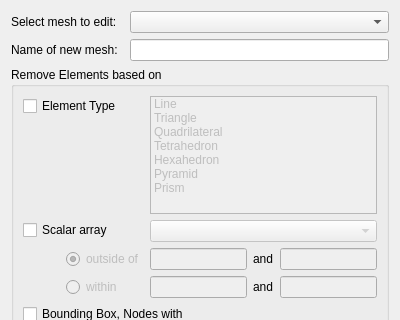
Above: Applications/DataExplorer/DataView/MeshElementRemoval.ui from ufz/ogs before the change; both pictures show x 0 to 400 and y 0 to 320 of the 400 by 485 pixel window. Below: the same form after it.
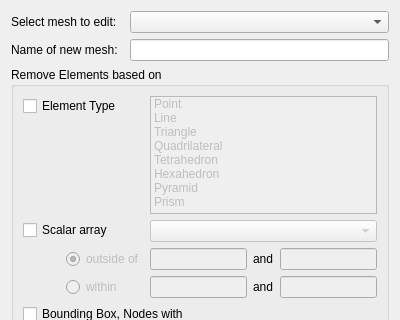
That is the form after the change.

Commit message: allow removal of point elements from mesh

Patch:
```diff
--- a/Applications/DataExplorer/DataView/MeshElementRemoval.ui
+++ b/Applications/DataExplorer/DataView/MeshElementRemoval.ui
@@ -63,6 +63,11 @@
         <property name="selectionMode">
          <enum>QAbstractItemView::MultiSelection</enum>
         </property>
+        <item>
+         <property name="text">
+          <string>Point</string>
+         </property>
+        </item>
         <item>
          <property name="text">
           <string>Line</string>
```
The commit also changes 1 other file.
